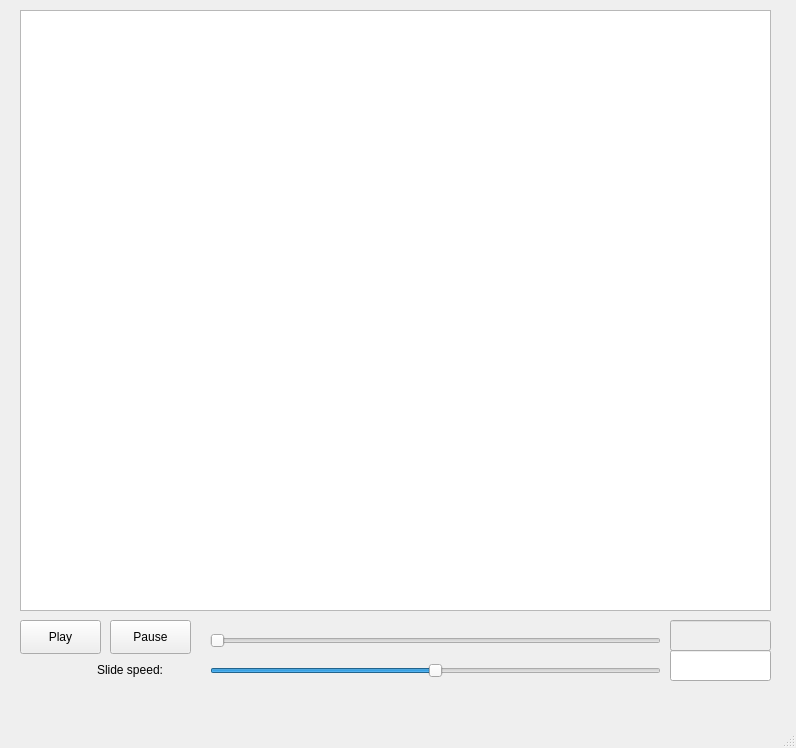
Qt form slideshow.ui (qchen2017/BloodVesselVisualization) before a commit.
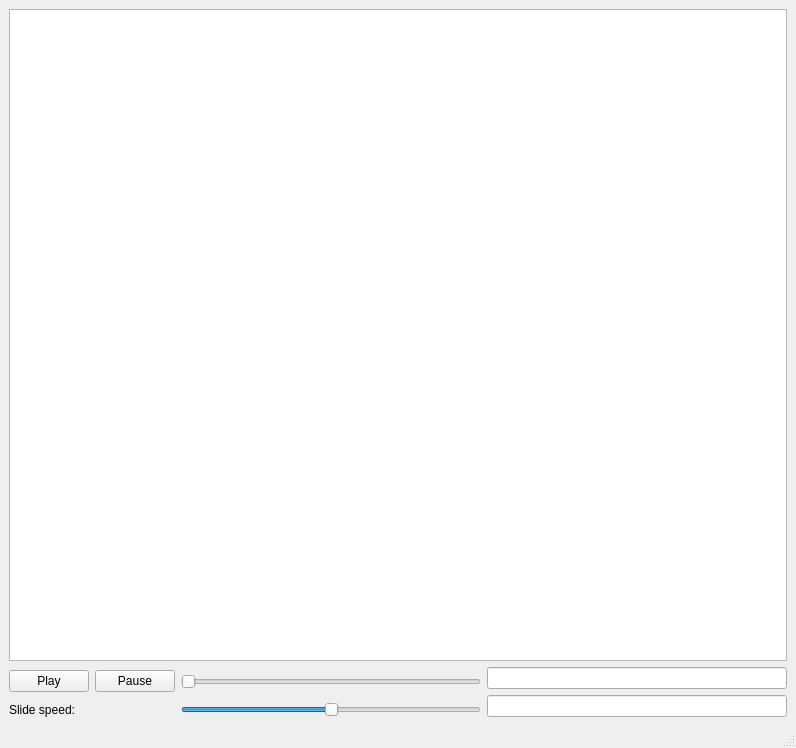
The same form after that commit.

What changed in the file:
```diff
--- a/slideshow.ui
+++ b/slideshow.ui
@@ -14,51 +14,19 @@
    <string>MainWindow</string>
   </property>
   <widget class="QWidget" name="centralwidget">
-   <widget class="QGraphicsView" name="graphicsView">
-    <property name="geometry">
-     <rect>
-      <x>20</x>
-      <y>10</y>
-      <width>751</width>
-      <height>601</height>
-     </rect>
-    </property>
-   </widget>
+   <layout class="QGridLayout" name="gridLayout">
+    <item row="0" column="0" colspan="4">
+     <widget class="QGraphicsView" name="graphicsView"/>
+    </item>
+    <item row="1" column="0" rowspan="2">
    <widget class="QPushButton" name="playButton">
-    <property name="geometry">
-     <rect>
-      <x>20</x>
-      <y>620</y>
-      <width>81</width>
-      <height>34</height>
-     </rect>
-    </property>
     <property name="text">
      <string>Play</string>
     </property>
    </widget>
-   <widget class="QPushButton" name="pauseButton">
-    <property name="geometry">
-     <rect>
-      <x>110</x>
-      <y>620</y>
-      <width>81</width>
-      <height>34</height>
-     </rect>
-    </property>
-    <property name="text">
-     <string>Pause</string>
-    </property>
-   </widget>
+    </item>
+    <item row="1" column="2" rowspan="2">
    <widget class="QSlider" name="imageSlider">
-    <property name="geometry">
-     <rect>
-      <x>210</x>
-      <y>630</y>
-      <width>451</width>
-      <height>22</height>
-     </rect>
-    </property>
     <property name="maximum">
      <number>100</number>
     </property>
@@ -69,54 +37,30 @@
      <enum>Qt::Horizontal</enum>
     </property>
    </widget>
-   <widget class="QLineEdit" name="vary_lineEdit">
-    <property name="enabled">
-     <bool>false</bool>
-    </property>
-    <property name="geometry">
-     <rect>
-      <x>670</x>
-      <y>620</y>
-      <width>101</width>
-      <height>31</height>
-     </rect>
-    </property>
-   </widget>
+    </item>
+    <item row="1" column="1" rowspan="2">
+     <widget class="QPushButton" name="pauseButton">
+      <property name="text">
+       <string>Pause</string>
+      </property>
+     </widget>
+    </item>
+    <item row="3" column="0" colspan="2">
    <widget class="QLabel" name="label">
-    <property name="geometry">
-     <rect>
-      <x>97</x>
-      <y>660</y>
-      <width>91</width>
-      <height>20</height>
-     </rect>
-    </property>
     <property name="text">
      <string>Slide speed:</string>
     </property>
    </widget>
+    </item>
+    <item row="2" column="3" rowspan="2">
    <widget class="QLineEdit" name="slideSpeed_LineEdit">
     <property name="enabled">
      <bool>true</bool>
     </property>
-    <property name="geometry">
-     <rect>
-      <x>670</x>
-      <y>650</y>
-      <width>101</width>
-      <height>31</height>
-     </rect>
-    </property>
-   </widget>
+     </widget>
+    </item>
+    <item row="3" column="2">
    <widget class="QSlider" name="speedSlider">
-    <property name="geometry">
-     <rect>
-      <x>210</x>
-      <y>660</y>
-      <width>451</width>
-      <height>22</height>
-     </rect>
-    </property>
     <property name="maximum">
      <number>100</number>
     </property>
@@ -130,6 +74,15 @@
      <enum>Qt::Horizontal</enum>
     </property>
    </widget>
+    </item>
+    <item row="1" column="3">
+     <widget class="QLineEdit" name="slideNum_LineEdit">
+      <property name="enabled">
+       <bool>true</bool>
+      </property>
+     </widget>
+    </item>
+   </layout>
   </widget>
   <widget class="QMenuBar" name="menubar">
    <property name="geometry">
```
Lines whose indentation alone changed are shown as unchanged.
